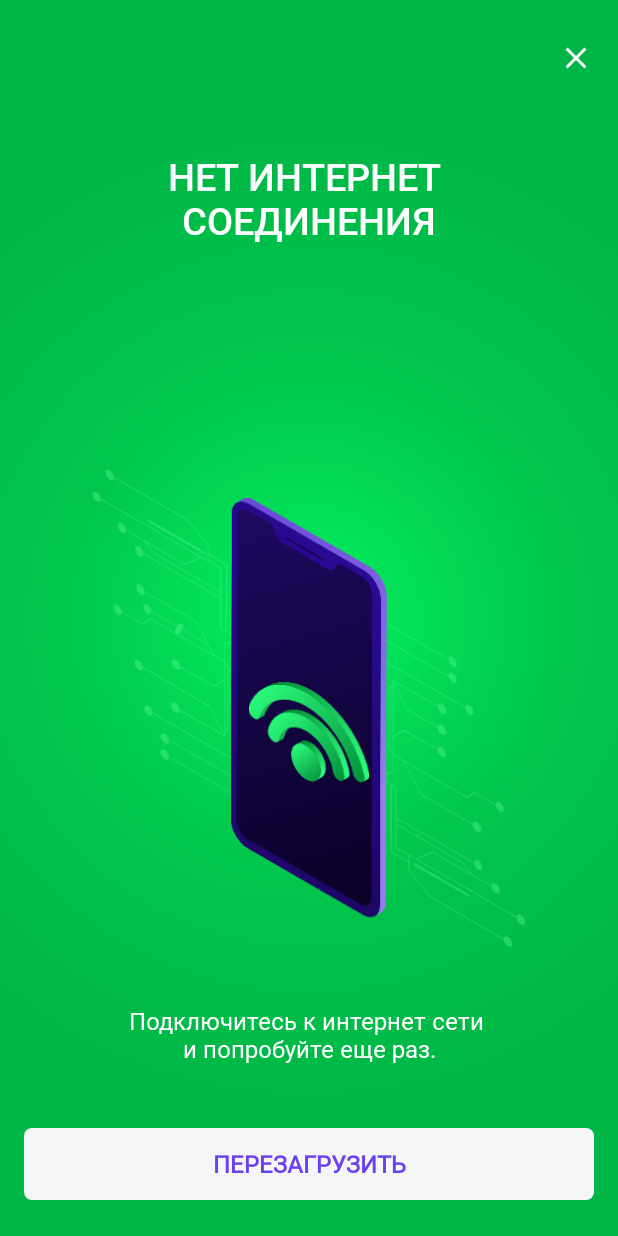
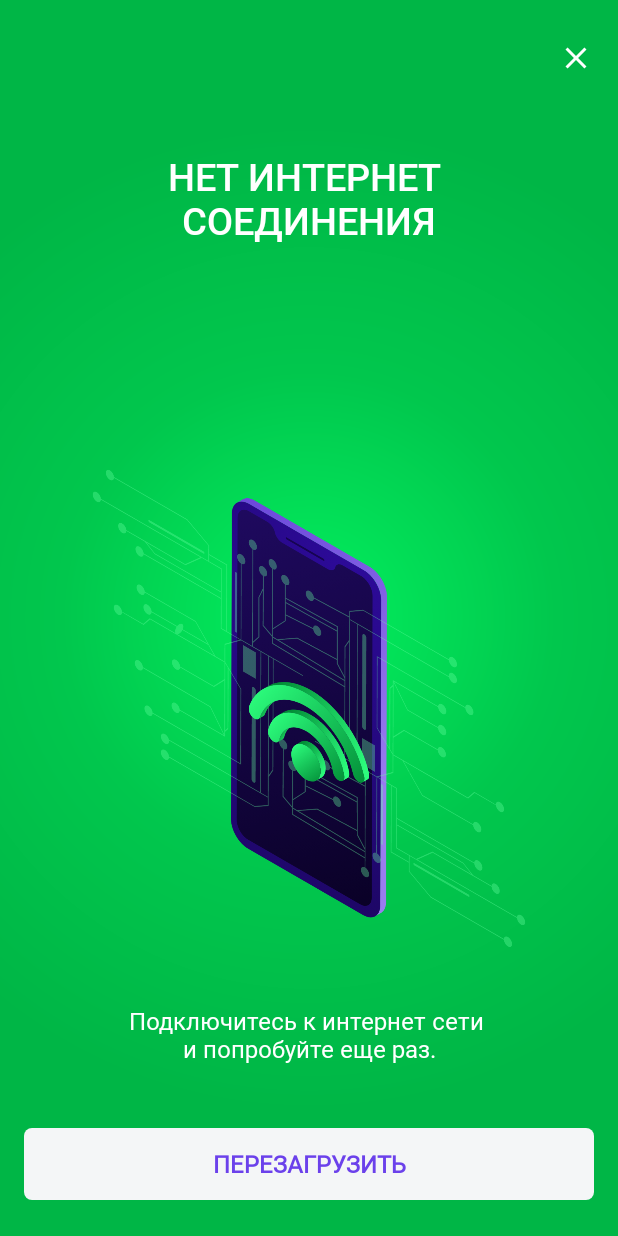
Before and after one commit to MuhammadjonSafarov/UzBazar, an Android app: the layout fragment_internet_error.xml on its own in the app's theme, with its tools: preview values and no code run, on a phone screen of 412 x 824 dp. Run offline under Robolectric (Android 15) with nearby library versions, the phone set to English and light mode, and no system bars.

Commit message:
Drawable icon edit

```diff
--- a/app/src/main/res/layout/fragment_change_number_one.xml
+++ b/app/src/main/res/layout/fragment_change_number_one.xml
@@ -61,8 +61,8 @@
 
     <androidx.appcompat.widget.AppCompatImageView
         android:id="@+id/tv_device"
-        android:layout_width="wrap_content"
-        android:layout_height="wrap_content"
+        android:layout_width="255dp"
+        android:layout_height="292dp"
         android:layout_marginStart="28dp"
         app:layout_constraintBottom_toBottomOf="@id/tv_CodeHeader"
         app:layout_constraintStart_toStartOf="parent"
--- a/app/src/main/res/layout/fragment_internet_error.xml
+++ b/app/src/main/res/layout/fragment_internet_error.xml
@@ -15,13 +15,24 @@
         android:background="@drawable/login_button_selector"
         android:enabled="false"
         android:fontFamily="@font/roboto_boldly"
-        android:text="ПЕРЕЗАГРУЗИТЬ"
+        android:text="@string/reload_text_error"
         android:textColor="@color/colorTextViolet"
         android:textSize="16dp"
         android:textStyle="bold"
         app:layout_constraintBottom_toBottomOf="parent"
         app:layout_constraintEnd_toEndOf="parent"
         app:layout_constraintStart_toStartOf="parent" />
+
+
+    <androidx.appcompat.widget.AppCompatImageView
+        android:id="@+id/tv_internet_error2"
+        android:layout_width="104dp"
+        android:layout_height="280dp"
+        android:layout_marginBottom="140dp"
+        app:layout_constraintBottom_toTopOf="@+id/button"
+        app:layout_constraintEnd_toEndOf="parent"
+        app:layout_constraintStart_toStartOf="parent"
+        app:srcCompat="@drawable/ic_device_two" />
 
     <androidx.appcompat.widget.AppCompatImageView
         android:id="@+id/tv_internet_error"
@@ -32,16 +43,6 @@
         app:layout_constraintEnd_toEndOf="parent"
         app:layout_constraintStart_toStartOf="parent"
         app:srcCompat="@drawable/ic_internet_error" />
-
-    <androidx.appcompat.widget.AppCompatImageView
-        android:id="@+id/tv_internet_error2"
-        android:layout_width="104dp"
-        android:layout_height="280dp"
-        android:layout_marginBottom="140dp"
-        app:layout_constraintBottom_toTopOf="@+id/button"
-        app:layout_constraintEnd_toEndOf="parent"
-        app:layout_constraintStart_toStartOf="parent"
-        app:srcCompat="@drawable/ic_device_two" />
 
     <androidx.appcompat.widget.AppCompatImageView
         android:id="@+id/tv_wifi"
--- a/app/src/main/res/values/strings.xml
+++ b/app/src/main/res/values/strings.xml
@@ -130,4 +130,5 @@
     <string name="add_dresses_job">Добавить адрес работы</string>
     <string name="add_adresses_other">Добавить другие адреса</string>
     <string name="addresses_text">ул.А.Темура дом-34, кв.-69</string>
+    <string name="reload_text_error">ПЕРЕЗАГРУЗИТЬ</string>
 </resources>
```
Also changed, not shown: app/src/main/res/drawable-hdpi/ic_stat_name.png (deleted), app/src/main/res/drawable-xhdpi/ic_stat_name.png (deleted), app/src/main/res/drawable-xxhdpi/ic_stat_name.png (deleted), app/src/main/res/drawable-xxxhdpi/device_image.png (deleted), app/src/main/res/drawable-xxxhdpi/ic_device_two.png (deleted), app/src/main/res/drawable-xxxhdpi/ic_internet_error.png (deleted), app/src/main/res/drawable-xxxhdpi/ic_server_error.png (deleted), app/src/main/res/drawable-xxxhdpi/ic_simcard.png (deleted), app/src/main/res/drawable-xxxhdpi/ic_stat_name.png (deleted), app/src/main/res/drawable-xxxhdpi/ic_wifi.png (deleted), app/src/main/res/drawable/device_image.png, app/src/main/res/drawable/ic_device_two.png, app/src/main/res/drawable/ic_internet_error.png, app/src/main/res/drawable/ic_server_error.png, 2 more files, 1 other file.
